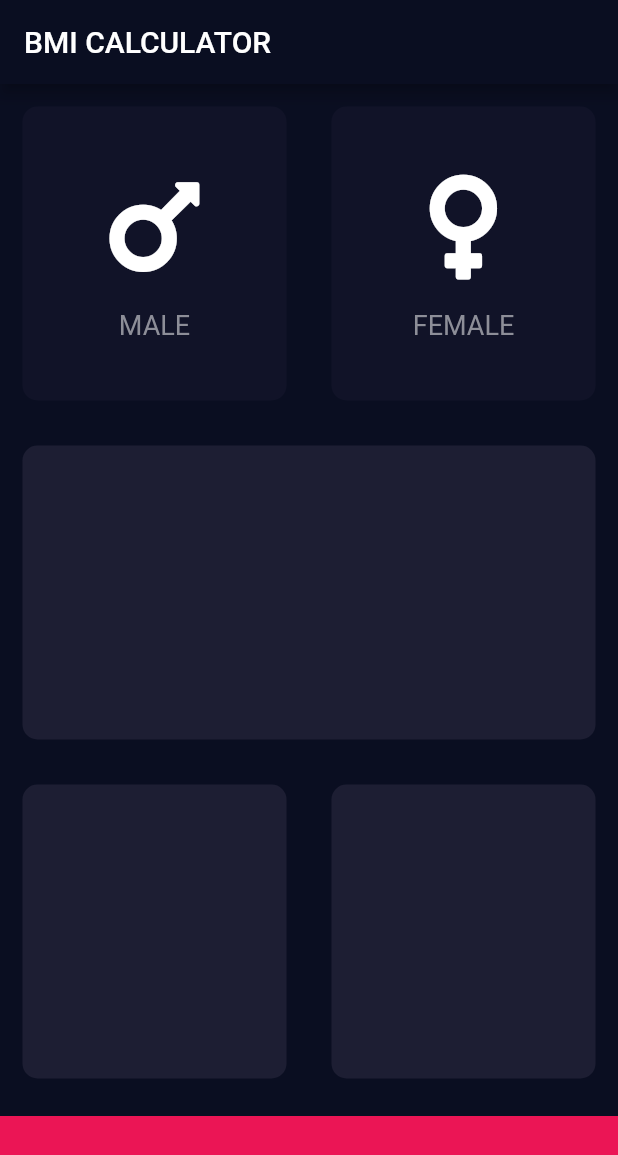
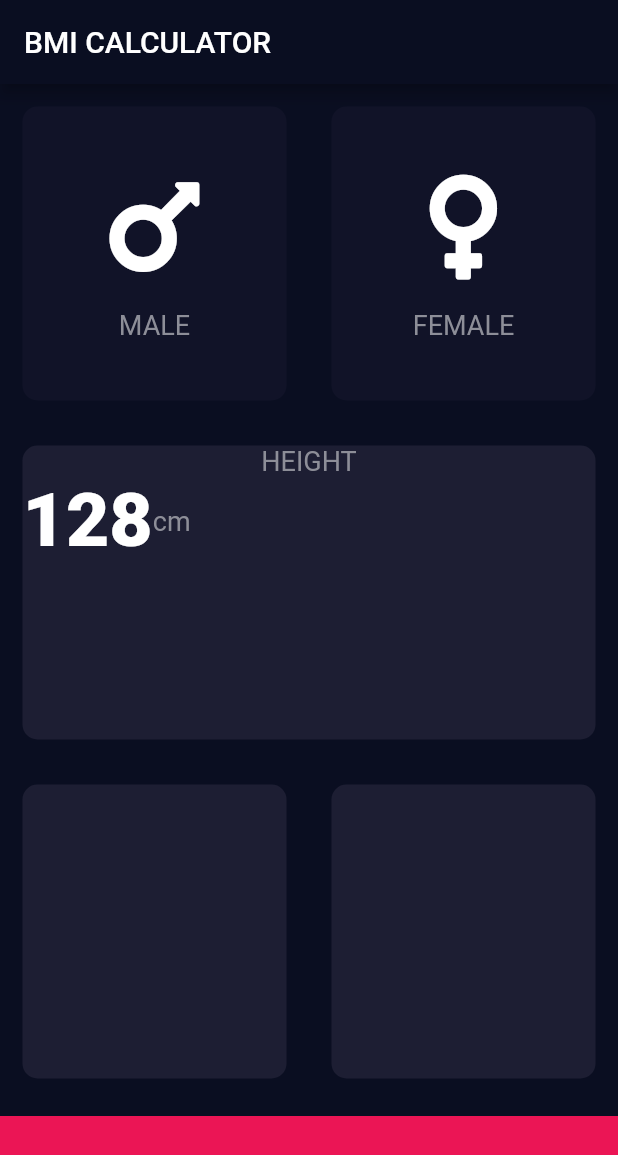
Before and after one commit to Shree-hari/bmi_app, a Flutter app: the screen it shows after launch, on a phone screen of 412 x 824 dp. Shown: the top 1155 px of the screen. Run offline on Flutter 3.47's test engine with Material 2 defaults, Android fonts, the phone set to English and light mode, and no system bars; our stand-ins replace font_awesome_flutter.

Commit message:
a new file for constants

```diff
--- a/lib/IconContent.dart
+++ b/lib/IconContent.dart
@@ -1,9 +1,6 @@
 import 'package:flutter/material.dart';
+import 'constants.dart';
 
-const labelText = TextStyle(
-  fontSize: 18.0,
-  color: Color(0xFF8D8E98),
-);
 
 class IconContent extends StatelessWidget {
   IconContent({this.icon, this.label});
@@ -25,7 +22,7 @@ class IconContent extends StatelessWidget {
         ),
         Text(
           label,
-          style: labelText,
+          style: kLabelTextStyle,
         ),
       ],
     );
--- /dev/null
+++ b/lib/constants.dart
@@ -0,0 +1,17 @@
+import 'package:flutter/material.dart';
+
+const kBottomContainerHeight = 80.0;
+const kActiveCardColor = Color(0xFF1D1E33);
+const kInactiveCardColor = Color(0xFF111328);
+const kBottomContainerColor = Color(0xFFEB1555);
+
+
+const kLabelTextStyle = TextStyle(
+  fontSize: 18.0,
+  color: Color(0xFF8D8E98),
+);
+
+const kNumberTextStyle = TextStyle(
+  fontSize: 50.0,
+  fontWeight: FontWeight.w900,
+);
--- a/lib/input_page.dart
+++ b/lib/input_page.dart
@@ -3,11 +3,8 @@ import 'package:flutter/material.dart';
 import 'ReusableCard.dart';
 import 'IconContent.dart';
 import 'package:font_awesome_flutter/font_awesome_flutter.dart';
+import 'constants.dart';
 
-const bottomContainerHeight = 80.0;
-const activeCardColor = Color(0xFF1D1E33);
-const inactiveCardColor = Color(0xFF111328);
-const bottomContainerColor = Color(0xFFEB1555);
 
 enum Gender {
   male,
@@ -20,8 +17,8 @@ class InputPage extends StatefulWidget {
 }
 
 class _InputPageState extends State<InputPage> {
-  Color maleCardColor = inactiveCardColor;
-  Color femaleCardColor = inactiveCardColor;
+  Color maleCardColor = kInactiveCardColor;
+  Color femaleCardColor = kInactiveCardColor;
 
   Gender selectedGender;
 
@@ -50,6 +47,7 @@ class _InputPageState extends State<InputPage> {
         title: Text('BMI CALCULATOR'),
       ),
       body: Column(
+        crossAxisAlignment: CrossAxisAlignment.stretch,
         children: <Widget>[
           Expanded(
             child: Row(
@@ -62,8 +60,8 @@ class _InputPageState extends State<InputPage> {
                       });
                     },
                     colour: selectedGender == Gender.male
-                        ? activeCardColor
-                        : inactiveCardColor,
+                        ? kActiveCardColor
+                        : kInactiveCardColor,
                     cardChild: IconContent(
                       icon: FontAwesomeIcons.mars,
                       label: "MALE",
@@ -78,8 +76,8 @@ class _InputPageState extends State<InputPage> {
                       });
                     },
                     colour: selectedGender == Gender.female
-                        ? activeCardColor
-                        : inactiveCardColor,
+                        ? kActiveCardColor
+                        : kInactiveCardColor,
                     cardChild: IconContent(
                       icon: FontAwesomeIcons.venus,
                       label: "FEMALE",
@@ -91,7 +89,25 @@ class _InputPageState extends State<InputPage> {
           ),
           Expanded(
             child: ReusableCard(
-              colour: activeCardColor,
+              cardChild: Column(
+                children: <Widget>[
+                  Text(
+                      'HEIGHT',
+                    style: kLabelTextStyle,
+                      ),
+                  Row(children: <Widget>[
+                    Text(
+                      '128',
+                      style: kNumberTextStyle,
+                    ),
+                    Text(
+                      'cm',
+                      style: kLabelTextStyle,
+                    ),
+                  ],),
+                ],
+              ),
+              colour: kActiveCardColor,
             ),
           ),
           Expanded(
@@ -99,21 +115,21 @@ class _InputPageState extends State<InputPage> {
               children: <Widget>[
                 Expanded(
                   child: ReusableCard(
-                    colour: activeCardColor,
+                    colour: kActiveCardColor,
                   ),
                 ),
                 Expanded(
                   child: ReusableCard(
-                    colour: activeCardColor,
+                    colour: kActiveCardColor,
                   ),
                 ),
               ],
             ),
           ),
           Container(
-            color: bottomContainerColor,
+            color: kBottomContainerColor,
             margin: EdgeInsets.only(top: 10.0),
-            height: bottomContainerHeight,
+            height: kBottomContainerHeight,
             width: double.infinity,
           ),
         ],
```
